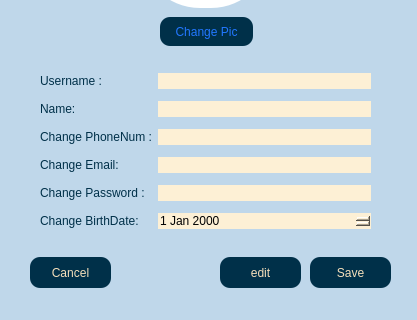
Qt form client/setting.ui (AP-projects-4001/jan-ghahve) before a commit; both pictures show x 0 to 417 and y 143 to 463 of the 417 by 463 pixel window.
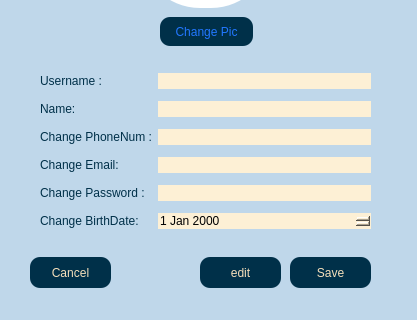
The same form after that commit.

The edit to the form file:
```diff
--- a/client/setting.ui
+++ b/client/setting.ui
@@ -55,7 +55,7 @@
   <widget class="QPushButton" name="pbn_save">
    <property name="geometry">
     <rect>
-     <x>310</x>
+     <x>290</x>
      <y>400</y>
      <width>81</width>
      <height>31</height>
@@ -235,7 +235,7 @@
   <widget class="QPushButton" name="pbn_edit">
    <property name="geometry">
     <rect>
-     <x>220</x>
+     <x>200</x>
      <y>400</y>
      <width>81</width>
      <height>31</height>
```
